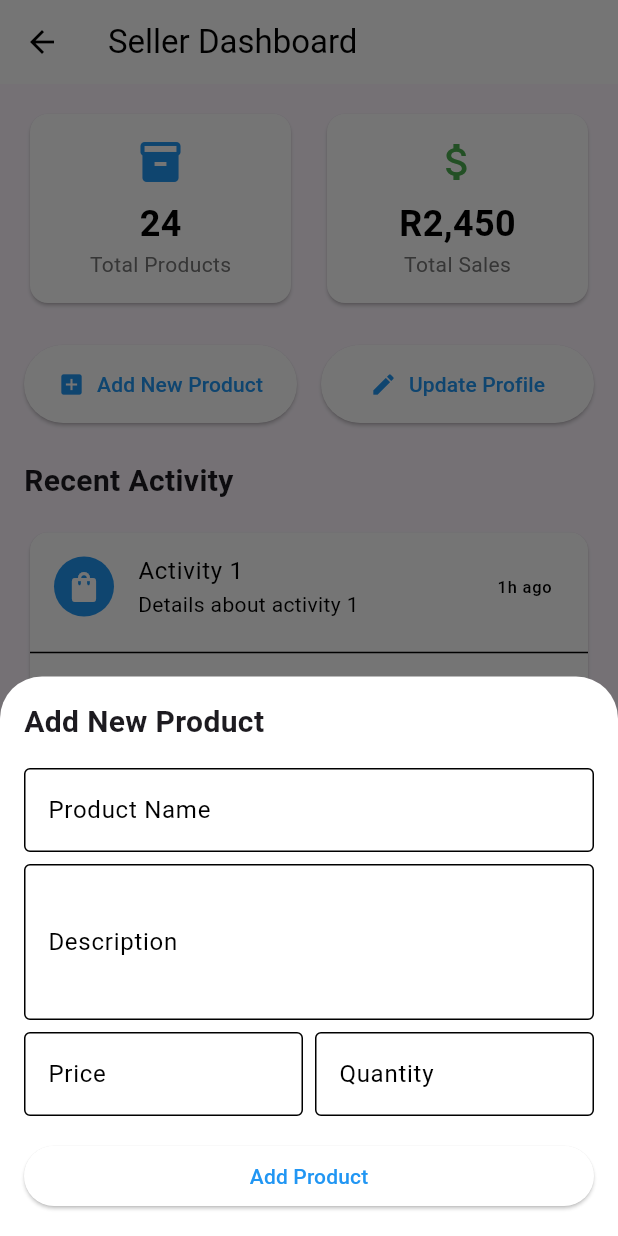
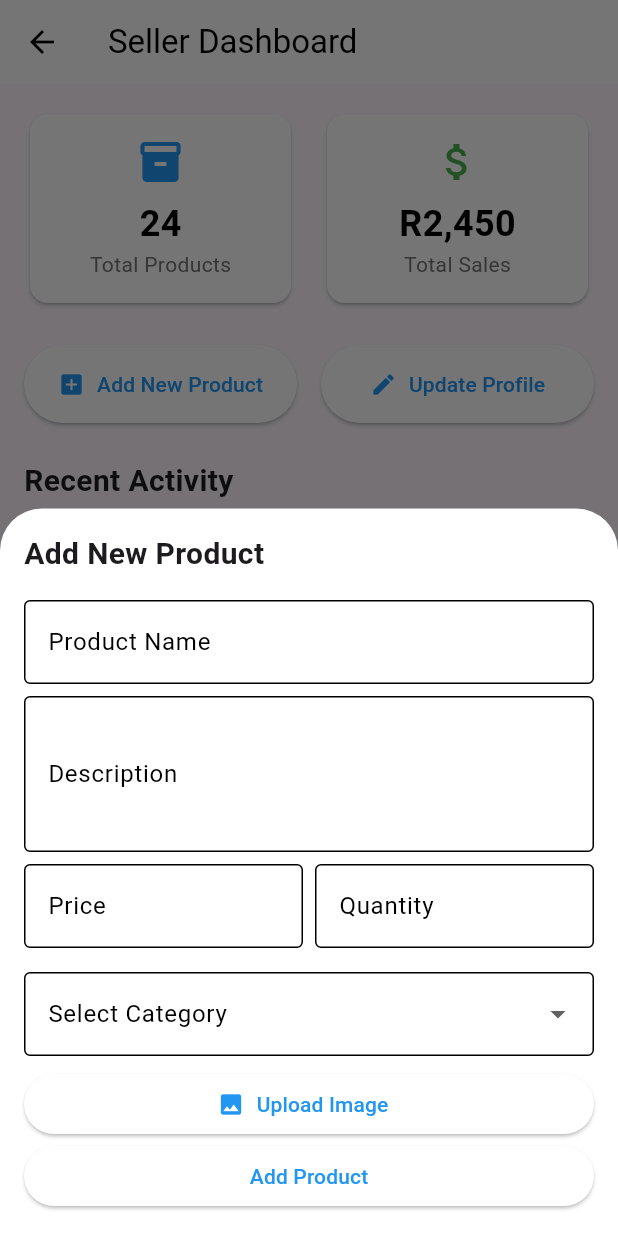
Before and after one commit to ReindorfN/market_navigator, a Flutter app: the SellerDashboard screen opened directly, after a tap on "Add New Product", on a phone screen of 412 x 824 dp. Run offline on Flutter 3.47's test engine with Material 3 defaults, Android fonts, the phone set to English and light mode, and no system bars; our stand-ins replace cloud_firestore, firebase_auth, firebase_core, flutter_form_builder, form_builder_validators, image_picker and 3 more; accounts and stored records are empty.

Commit message:
More details to add product form, implemented camera and image picker local resourcs.

```diff
--- a/lib/Screens/seller_dashboard.dart
+++ b/lib/Screens/seller_dashboard.dart
@@ -1,4 +1,7 @@
 import 'package:flutter/material.dart';
+import 'package:image_picker/image_picker.dart';
+import 'dart:io';
+import 'package:permission_handler/permission_handler.dart';
 
 class SellerDashboard extends StatefulWidget {
   const SellerDashboard({super.key});
@@ -19,6 +22,23 @@
   final _shopAddressController = TextEditingController();
   final _phoneController = TextEditingController();
   final _emailController = TextEditingController();
+
+  final List<String> _categories = [
+    'Groceries',
+    'Electronics',
+    'Fashion',
+    'Sports',
+    'Home & Living',
+    'Health & Beauty',
+    'Books',
+    'Toys',
+    'Food',
+    'Pet Supplies'
+  ];
+  String? _selectedCategory;
+  XFile? _pickedImage;
+  final ImagePicker _picker = ImagePicker();
+  // File? _pickedImage;
 
   @override
   Widget build(BuildContext context) {
@@ -230,6 +250,31 @@
                 ],
               ),
               const SizedBox(height: 16),
+              DropdownButtonFormField<String>(
+                value: _selectedCategory,
+                items: _categories.map((category) {
+                  return DropdownMenuItem<String>(
+                    value: category,
+                    child: Text(category),
+                  );
+                }).toList(),
+                onChanged: (value) => setState(() => _selectedCategory = value),
+                decoration: const InputDecoration(
+                  labelText: 'Select Category',
+                  border: OutlineInputBorder(),
+                ),
+              ),
+              const SizedBox(height: 8),
+              ElevatedButton.icon(
+                onPressed: _showImagePickerOptions,
+                icon: const Icon(Icons.image),
+                label: const Text('Upload Image'),
+              ),
+              if (_pickedImage != null)
+                Padding(
+                  padding: const EdgeInsets.only(top: 8.0),
+                  child: Image.file(File(_pickedImage!.path), height: 100),
+                ),
               ElevatedButton(
                 onPressed: () {
                   // TODO: Implement product addition
@@ -315,6 +360,59 @@
     );
   }
 
+  Future<void> _showImagePickerOptions() {
+    return showModalBottomSheet(
+      context: context,
+      builder: (context) => Wrap(
+        children: [
+          ListTile(
+              leading: const Icon(Icons.photo_library),
+              title: const Text('Pick from Gallery'),
+              onTap: () async {
+                Navigator.pop(context); // Close the modal
+                final permissionStatus = await Permission.photos.request();
+                if (permissionStatus.isGranted) {
+                  final pickedFile = await ImagePicker()
+                      .pickImage(source: ImageSource.gallery);
+                  if (pickedFile != null) {
+                    setState(() => _pickedImage = pickedFile);
+                  }
+                } else {
+                  ScaffoldMessenger.of(context).showSnackBar(
+                    const SnackBar(content: Text('Gallery permission denied')),
+                  );
+                }
+              }),
+          ListTile(
+              leading: const Icon(Icons.camera_alt),
+              title: const Text('Take a Photo'),
+              onTap: () async {
+                Navigator.pop(context); // Close the modal
+                final permissionStatus = await Permission.camera.request();
+                if (permissionStatus.isGranted) {
+                  final pickedFile =
+                      await ImagePicker().pickImage(source: ImageSource.camera);
+                  if (pickedFile != null) {
+                    setState(() => _pickedImage = pickedFile);
+                  }
+                } else {
+                  ScaffoldMessenger.of(context).showSnackBar(
+                    const SnackBar(content: Text('Camera permission denied')),
+                  );
+                }
+              }),
+        ],
+      ),
+    );
+  }
+
+  // Future<void> _pickImage(ImageSource source) async {
+  //   final picked = await _picker.pickImage(source: source);
+  //   if (picked != null) {
+  //     setState(() => _pickedImage = picked);
+  //   }
+  // }
+
   @override
   void dispose() {
     _productNameController.dispose();
--- a/pubspec.yaml
+++ b/pubspec.yaml
@@ -42,6 +42,9 @@
   firebase_core: ^3.13.0
   firebase_auth: ^5.5.2
   cloud_firestore: ^5.6.6
+  image_picker: ^1.1.2
+  permission_handler: ^11.0.0
+
 
 dev_dependencies:
   flutter_test:
```
Also changed, not shown: pubspec.lock, 7 other files.
